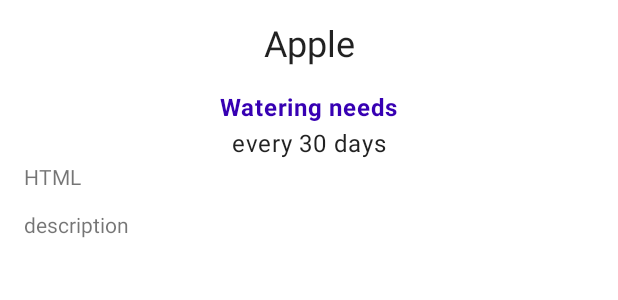
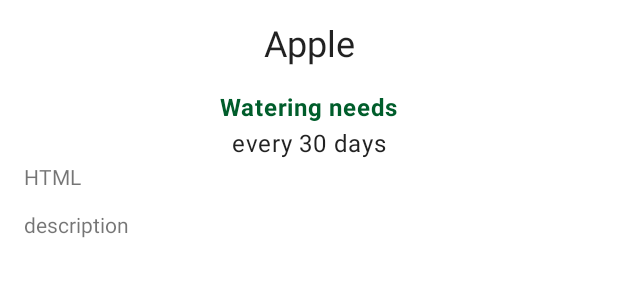
Before and after one commit to ajay53/MigrationCodelab, an Android app built with Jetpack Compose: the @Preview function PlantNamePreview, on a phone screen of 412 x 824 dp. Shown: the top 300 px of the screen. Run offline under Robolectric (Android 15) with nearby library versions, the phone set to English and light mode, and no system bars; our stand-ins replace livedata-compose.

Commit message:
Added theme values and separate colors for theme

```diff
--- a/app/src/main/java/com/google/samples/apps/sunflower/plantdetail/PlantDetailDescription.kt
+++ b/app/src/main/java/com/google/samples/apps/sunflower/plantdetail/PlantDetailDescription.kt
@@ -16,12 +16,14 @@
 
 package com.google.samples.apps.sunflower.plantdetail
 
+import android.content.res.Configuration
 import android.text.method.LinkMovementMethod
 import android.widget.TextView
 import androidx.compose.foundation.layout.Column
 import androidx.compose.foundation.layout.fillMaxWidth
 import androidx.compose.foundation.layout.padding
 import androidx.compose.foundation.layout.wrapContentWidth
+import androidx.compose.material.Colors
 import androidx.compose.material.MaterialTheme
 import androidx.compose.material.Surface
 import androidx.compose.material.Text
@@ -31,6 +33,8 @@ import androidx.compose.runtime.livedata.observeAsState
 import androidx.compose.runtime.remember
 import androidx.compose.ui.Alignment
 import androidx.compose.ui.Modifier
+import androidx.compose.ui.graphics.Color
+import androidx.compose.ui.res.colorResource
 import androidx.compose.ui.res.dimensionResource
 import androidx.compose.ui.res.pluralStringResource
 import androidx.compose.ui.res.stringResource
@@ -38,10 +42,12 @@ import androidx.compose.ui.text.font.FontWeight
 import androidx.compose.ui.text.style.TextOverflow
 import androidx.compose.ui.tooling.preview.Preview
 import androidx.compose.ui.viewinterop.AndroidView
+import androidx.core.content.ContextCompat
 import androidx.core.text.HtmlCompat
 import androidx.core.text.HtmlCompat.FROM_HTML_MODE_COMPACT
 import com.google.samples.apps.sunflower.R
 import com.google.samples.apps.sunflower.data.Plant
+import com.google.samples.apps.sunflower.theme.SunflowerTheme
 import com.google.samples.apps.sunflower.viewmodels.PlantDetailViewModel
 
 @Composable
@@ -51,9 +57,6 @@ fun PlantDetailDescription(plantDetailViewModel: PlantDetailViewModel) {
     plant?.let {
         PlantDetailContent(it)
     }
-    /*Surface {
-        Text("Hello Compose")
-    }*/
 }
 
 @Composable
@@ -122,6 +125,7 @@ private fun PlantDescription(description: String) {
     AndroidView(
         factory = { context ->
             TextView(context).apply {
+//                setTextColor(ContextCompat.getColor(context, R.color.sunflower_black))
                 movementMethod = LinkMovementMethod.getInstance()
             }
         },
@@ -147,11 +151,12 @@ fun PlantWateringPreview() {
     }
 }*/
 
-@Preview(showBackground = true)
+@Preview(showBackground = true, uiMode = Configuration.UI_MODE_NIGHT_NO)
+@Preview(showBackground = true, uiMode = Configuration.UI_MODE_NIGHT_YES)
 @Composable
 private fun PlantNamePreview() {
     val plant = Plant("id", "Apple", "HTML<br><br>description", 3, 30, "")
-    MaterialTheme {
+    SunflowerTheme {
         PlantDetailContent(plant = plant)
     }
 }
--- a/app/src/main/java/com/google/samples/apps/sunflower/plantdetail/PlantDetailFragment.kt
+++ b/app/src/main/java/com/google/samples/apps/sunflower/plantdetail/PlantDetailFragment.kt
@@ -36,6 +36,7 @@ import com.google.android.material.snackbar.Snackbar
 import com.google.samples.apps.sunflower.R
 import com.google.samples.apps.sunflower.data.Plant
 import com.google.samples.apps.sunflower.databinding.FragmentPlantDetailBinding
+import com.google.samples.apps.sunflower.theme.SunflowerTheme
 import com.google.samples.apps.sunflower.utilities.InjectorUtils
 import com.google.samples.apps.sunflower.viewmodels.PlantDetailViewModel
 
@@ -66,7 +67,8 @@ class PlantDetailFragment : Fragment() {
                     ViewCompositionStrategy.DisposeOnViewTreeLifecycleDestroyed
                 )
                 setContent {
-                    MaterialTheme {
+//                    MaterialTheme {
+                    SunflowerTheme {
                         PlantDetailDescription(plantDetailViewModel)
                     }
                 }
--- a/app/src/main/java/com/google/samples/apps/sunflower/theme/Theme.kt
+++ b/app/src/main/java/com/google/samples/apps/sunflower/theme/Theme.kt
@@ -16,12 +16,37 @@
 
 package com.google.samples.apps.sunflower.theme
 
+import androidx.compose.foundation.isSystemInDarkTheme
 import androidx.compose.material.MaterialTheme
+import androidx.compose.material.darkColors
+import androidx.compose.material.lightColors
 import androidx.compose.runtime.Composable
+import androidx.compose.ui.res.colorResource
+import com.google.samples.apps.sunflower.R
 
 @Composable
 fun SunflowerTheme(
+    darkTheme: Boolean = isSystemInDarkTheme(),
     content: @Composable () -> Unit
 ) {
-    MaterialTheme(content = content)
+    val lightColors = lightColors(
+        primary = colorResource(id = R.color.sunflower_green_500),
+        primaryVariant = colorResource(id = R.color.sunflower_green_700),
+        secondary = colorResource(id = R.color.sunflower_yellow_500),
+        background = colorResource(id = R.color.sunflower_green_500),
+        onPrimary = colorResource(id = R.color.sunflower_black),
+        onSecondary = colorResource(id = R.color.sunflower_black),
+    )
+    val darkColors = darkColors(
+        primary = colorResource(id = R.color.sunflower_green_100),
+        primaryVariant = colorResource(id = R.color.sunflower_green_200),
+        secondary = colorResource(id = R.color.sunflower_yellow_300),
+        onPrimary = colorResource(id = R.color.sunflower_black),
+        onSecondary = colorResource(id = R.color.sunflower_black),
+        onBackground = colorResource(id = R.color.sunflower_black),
+        surface = colorResource(id = R.color.sunflower_green_100_8pc_over_surface),
+        onSurface = colorResource(id = R.color.sunflower_white),
+    )
+    val colors = if (darkTheme) darkColors else lightColors
+    MaterialTheme(colors = colors, content = content)
 }
```
